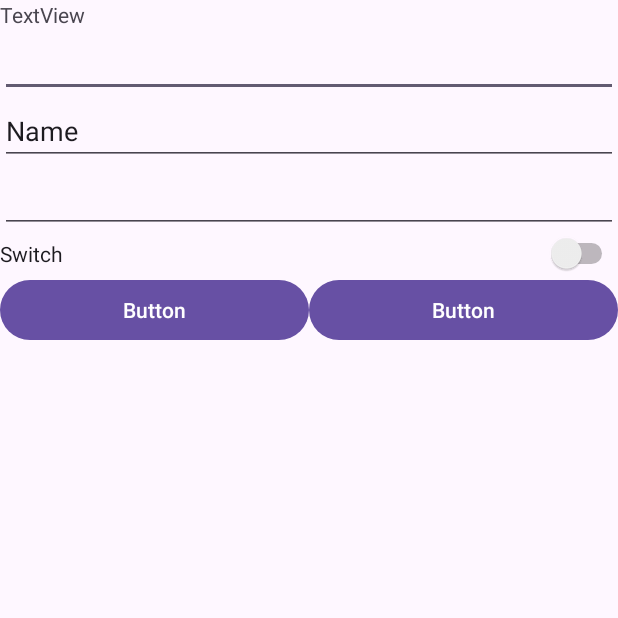
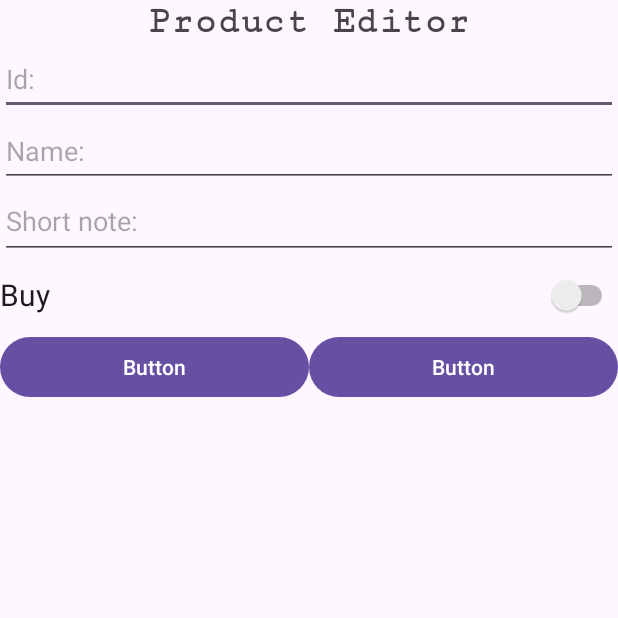
Before and after one commit to WishperKnight/iShoppingCartFCA, an Android app: the AddProductAtivity screen opened directly, with no data from a screen before it, on a phone screen of 412 x 824 dp, the top half of it. Run offline under Robolectric (Android 15) with nearby library versions, the phone set to English and light mode, and no system bars.

Commit message:
Edit Product activity modified and coments done

```diff
--- a/app/src/main/java/ies/carrillo/ishoppingcartfca/activities/MainActivity.java
+++ b/app/src/main/java/ies/carrillo/ishoppingcartfca/activities/MainActivity.java
@@ -28,5 +28,6 @@ public class MainActivity extends AppCompatActivity {
 
     private void loadingComponents(){
         Intent seeDetails = new Intent(this, DetailsActivity.class);
+
     }
 }
--- a/app/src/main/res/layout/activity_add_product_ativity.xml
+++ b/app/src/main/res/layout/activity_add_product_ativity.xml
@@ -16,22 +16,29 @@
             android:id="@+id/textView2"
             android:layout_width="match_parent"
             android:layout_height="wrap_content"
-            android:text="TextView" />
+            android:textAlignment="center"
+            android:textSize="25sp"
+            android:textStyle="bold"
+            android:fontFamily="serif-monospace"
+            android:text="Product Editor" />
 
         <EditText
             android:id="@+id/editTextNumber"
             android:layout_width="match_parent"
             android:layout_height="wrap_content"
             android:ems="10"
-            android:inputType="number" />
+            android:hint="Id: "
+            android:inputType="number"
+            android:minHeight="48dp" />
 
         <EditText
             android:id="@+id/editTextText"
             android:layout_width="match_parent"
             android:layout_height="wrap_content"
             android:ems="10"
+            android:hint="Name: "
             android:inputType="text"
-            android:text="Name" />
+            android:minHeight="48dp" />
 
         <EditText
             android:id="@+id/editTextTextMultiLine"
@@ -39,13 +46,17 @@
             android:layout_height="wrap_content"
             android:ems="10"
             android:gravity="start|top"
-            android:inputType="textMultiLine" />
+            android:hint="Short note:"
+            android:inputType="textMultiLine"
+            android:minHeight="48dp" />
 
         <Switch
             android:id="@+id/switch1"
             android:layout_width="match_parent"
             android:layout_height="wrap_content"
-            android:text="Switch" />
+            android:minHeight="48dp"
+            android:text="Buy"
+            android:textSize="20sp" />
 
         <LinearLayout
             android:layout_width="match_parent"
```
Also changed, not shown: app/src/main/java/ies/carrillo/ishoppingcartfca/activities/EditProductActivity.java (+91 -1 lines), app/src/main/java/ies/carrillo/ishoppingcartfca/adapters/ProductAdapter.java (+55 -1 lines), app/src/main/java/ies/carrillo/ishoppingcartfca/models/Product.java (+39 -2 lines), app/src/main/res/layout/activity_edit_product.xml (+17 -18 lines), app/src/main/res/layout/product_item.xml (+18 -5 lines).
